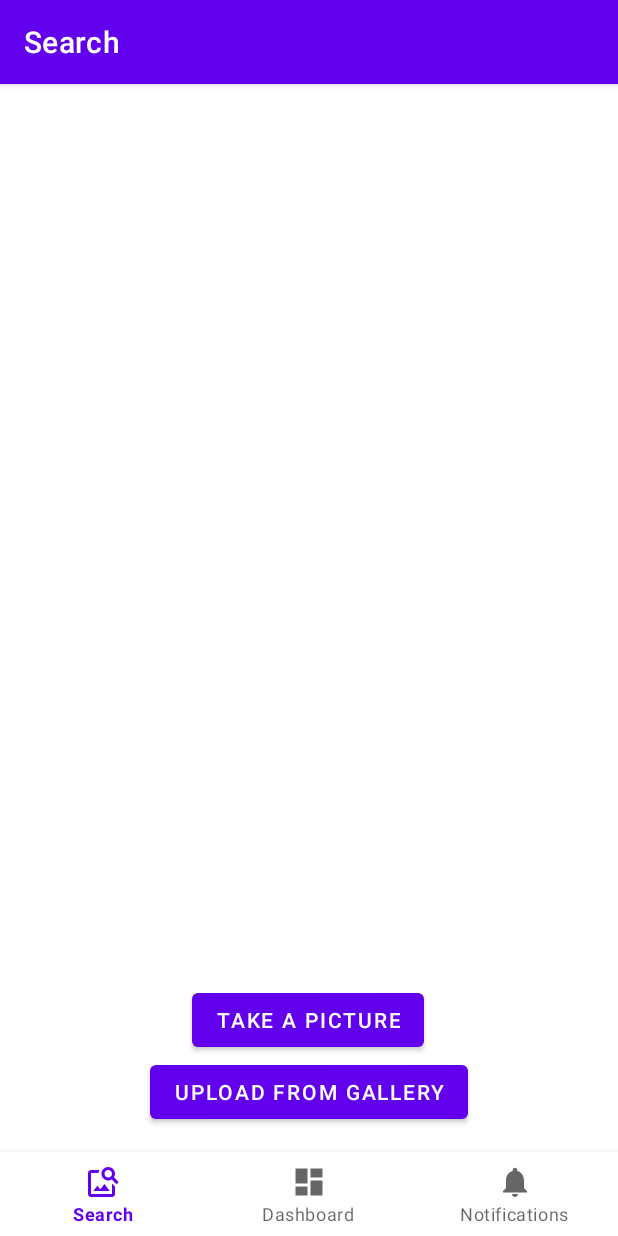
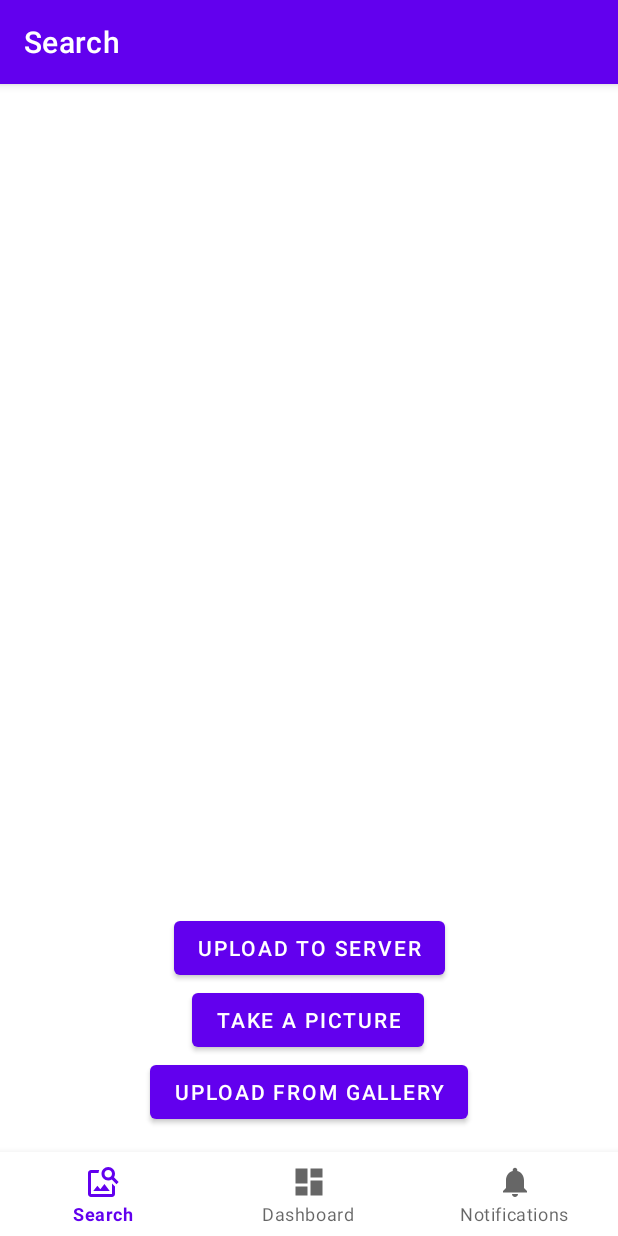
Before and after one commit to opendatalabcz/stolen-art, an Android app: the screen it shows after launch (MainActivity), after a tap on "UPLOAD FROM GALLERY", on a phone screen of 412 x 824 dp. Run offline under Robolectric (Android 15) with nearby library versions, the light colour scheme and no system bars; our stand-ins replace navigation-ui; 1 statement that could not run was skipped.

Commit message:
Before Retrofit addition

```diff
--- a/Stolen-Art-Finder/app/src/main/java/com/michaljanecek/stolenartfinder/ui/home/SearchFragment.java
+++ b/Stolen-Art-Finder/app/src/main/java/com/michaljanecek/stolenartfinder/ui/search/SearchFragment.java
@@ -1,7 +1,6 @@
-package com.michaljanecek.stolenartfinder.ui.home;
+package com.michaljanecek.stolenartfinder.ui.search;
 
 import android.Manifest;
-import android.content.ActivityNotFoundException;
 import android.content.Intent;
 import android.content.pm.PackageManager;
 import android.database.Cursor;
@@ -17,7 +16,6 @@ import android.view.View;
 import android.view.ViewGroup;
 import android.widget.Button;
 import android.widget.ImageView;
-import android.widget.TextView;
 
 import androidx.annotation.NonNull;
 import androidx.annotation.Nullable;
@@ -48,6 +46,7 @@ public class SearchFragment extends Fragment {
 
     private Button takePicButton;
     private Button uploadPicButton;
+    private Button uploadToServerButton;
     private ImageView imageToSearch;
 
     String currentPhotoPath;
@@ -96,6 +95,31 @@ public class SearchFragment extends Fragment {
 
             }
         });
+
+
+        uploadPicButton.setOnClickListener(new View.OnClickListener() {
+            public void onClick(View v) {
+
+                checkStoragePermissions();
+                dispatchPickPictureIntent();
+
+            }
+        });
+
+
+        uploadToServerButton.setOnClickListener(new View.OnClickListener() {
+            public void onClick(View v) {
+
+              uploadToServer();
+
+            }
+        });
+
+    }
+
+    private boolean uploadToServer(){
+
+
 
     }
 
--- a/Stolen-Art-Finder/app/src/main/java/com/michaljanecek/stolenartfinder/ui/home/SearchViewModel.java
+++ b/Stolen-Art-Finder/app/src/main/java/com/michaljanecek/stolenartfinder/ui/search/SearchViewModel.java
@@ -1,4 +1,4 @@
-package com.michaljanecek.stolenartfinder.ui.home;
+package com.michaljanecek.stolenartfinder.ui.search;
 
 import android.graphics.Bitmap;
 
--- a/Stolen-Art-Finder/app/src/main/res/layout/fragment_search.xml
+++ b/Stolen-Art-Finder/app/src/main/res/layout/fragment_search.xml
@@ -5,7 +5,7 @@
     android:layout_width="match_parent"
     android:layout_height="match_parent"
     android:layout_marginBottom="?attr/actionBarSize"
-    tools:context=".ui.home.SearchFragment">
+    tools:context=".ui.search.SearchFragment">
 
     <ImageView
         android:id="@+id/image_to_search"
@@ -18,6 +18,17 @@
 
     </ImageView>
 
+
+    <Button
+        android:id="@+id/button_post_upload"
+        android:layout_width="wrap_content"
+        android:layout_height="wrap_content"
+        android:text="@string/upload_to_server"
+        app:layout_constraintBottom_toTopOf="@+id/button_take_picture"
+        app:layout_constraintEnd_toEndOf="parent"
+        app:layout_constraintStart_toStartOf="parent"
+        app:layout_constraintTop_toTopOf="parent"
+        app:layout_constraintVertical_bias="1.0" />
 
     <Button
         android:id="@+id/button_take_picture"
--- a/Stolen-Art-Finder/app/src/main/res/navigation/mobile_navigation.xml
+++ b/Stolen-Art-Finder/app/src/main/res/navigation/mobile_navigation.xml
@@ -7,7 +7,7 @@
 
     <fragment
         android:id="@+id/navigation_search"
-        android:name="com.michaljanecek.stolenartfinder.ui.home.SearchFragment"
+        android:name="com.michaljanecek.stolenartfinder.ui.search.SearchFragment"
         android:label="@string/title_search"
         tools:layout="@layout/fragment_search" />
 
--- a/Stolen-Art-Finder/app/src/main/res/values/strings.xml
+++ b/Stolen-Art-Finder/app/src/main/res/values/strings.xml
@@ -6,4 +6,5 @@
 
     <string name="take_a_picture">Take a picture</string>
     <string name="upload_from_gallery">Upload from gallery</string>
+    <string name="upload_to_server">Upload to server</string>
 </resources>
```
